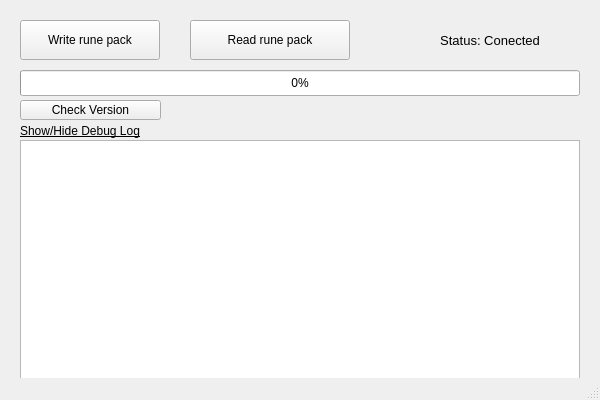
Old version of the form viking-one/mainwindow.ui in the repository antonpinchuk/PIC24-HID-Bootloader-QT.
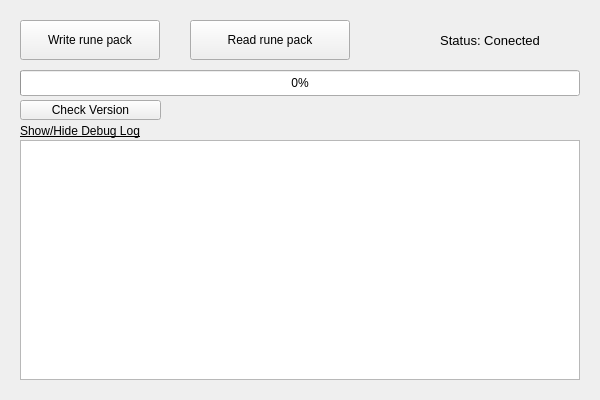
New version of the form. Icons and pictures are not drawn.

Commit message: Add ReadComplite/WriteComlite event, remove statusbar, fix windows size

```diff
--- a/viking-one/mainwindow.ui
+++ b/viking-one/mainwindow.ui
@@ -10,6 +10,18 @@
     <height>400</height>
    </rect>
   </property>
+  <property name="sizePolicy">
+   <sizepolicy hsizetype="Preferred" vsizetype="Preferred">
+    <horstretch>0</horstretch>
+    <verstretch>0</verstretch>
+   </sizepolicy>
+  </property>
+  <property name="minimumSize">
+   <size>
+    <width>600</width>
+    <height>400</height>
+   </size>
+  </property>
   <property name="windowTitle">
    <string>XBOX One Berserker Modded Controller Software - Version 1.0.0</string>
   </property>
@@ -138,7 +150,6 @@
     </property>
    </widget>
   </widget>
-  <widget class="QStatusBar" name="statusBar"/>
  </widget>
  <layoutdefault spacing="6" margin="11"/>
  <resources>
```
The commit also changes 2 other files.
